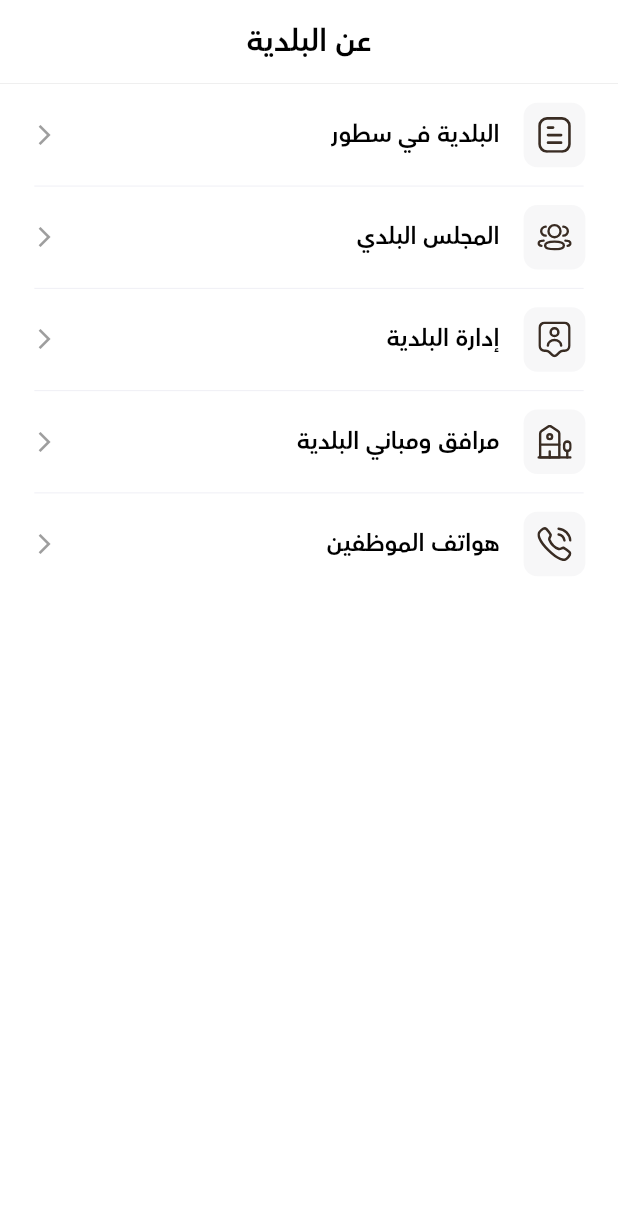
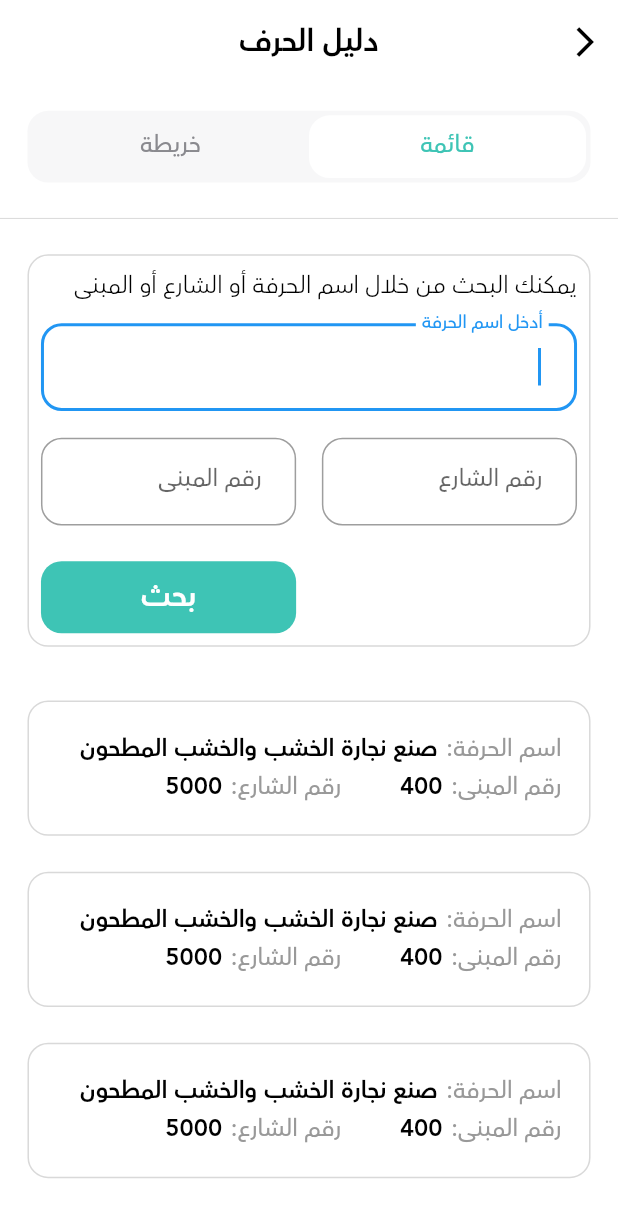
Before and after one commit to ArefkhattabGit/task1, a Flutter app: the screen it shows after launch, on a phone screen of 412 x 824 dp. Shown: the top 1217 px of the screen. Run offline on Flutter 3.47's test engine with Material 2 defaults, Android fonts, the phone set to English and light mode, and no system bars; our stand-ins replace device_preview, flutter_screenutil, flutter_svg.

Commit message:
final commit

```diff
--- a/lib/app/constant/colors.dart
+++ b/lib/app/constant/colors.dart
@@ -11,3 +11,5 @@ const dividerColor = Color(0xffEFEFF5);
 const hintColor = Color(0xff8A8A8F);
 const stackColor = Color(0xffF7F7F8);
 const whiteColor = Color(0xffFFFFFF);
+const customAppBarColor = Color(0xffF7F7F8);
+const tableColor = Color(0xff8A8A8F);
--- a/lib/app/constant/text_app_helper.dart
+++ b/lib/app/constant/text_app_helper.dart
@@ -9,4 +9,9 @@ class TextAppHelper {
   static const txt_municipal_administration = 'إدارة البلدية';
   static const txt_municipal_facilities = 'مرافق ومباني البلدية';
   static const txt_staff_phones = 'هواتف الموظفين';
+  static const txt_character_guide = 'دليل الحرف';
+  static const txt_you_can_search =
+      'يمكنك البحث من خلال اسم الحرفة أو الشارع أو المبنى';
+
+  static const txt_my_bill = 'فاتورتي';
 }
--- /dev/null
+++ b/lib/app/screens/character _guide_screen.dart
@@ -0,0 +1,328 @@
+// ignore_for_file: sized_box_for_whitespace
+
+import 'package:flutter/material.dart';
+import 'package:flutter_application_task/app/constant/font_helper.dart';
+import 'package:flutter_application_task/app/constant/text_app_helper.dart';
+import 'package:flutter_screenutil/flutter_screenutil.dart';
+
+import '../constant/colors.dart';
+
+class CharacterGuideScreen extends StatefulWidget {
+  const CharacterGuideScreen({Key? key}) : super(key: key);
+
+  @override
+  State<CharacterGuideScreen> createState() => _CharacterGuideScreenState();
+}
+
+class _CharacterGuideScreenState extends State<CharacterGuideScreen>
+    with TickerProviderStateMixin {
+  late TabController controller;
+
+  final searchNameController = TextEditingController();
+  final searchStreetController = TextEditingController();
+  final searchNumberController = TextEditingController();
+
+  var key = GlobalKey<FormState>();
+  @override
+  void initState() {
+    controller = TabController(length: 2, vsync: this);
+
+    super.initState();
+  }
+
+  @override
+  void dispose() {
+    controller.dispose();
+    super.dispose();
+  }
+
+  @override
+  Widget build(BuildContext context) {
+    return Directionality(
+      textDirection: TextDirection.rtl,
+      child: DefaultTabController(
+        length: 2,
+        child: Scaffold(
+          appBar: AppBar(
+              shape: const Border(bottom: BorderSide.none),
+              elevation: 0.0,
+              leading: GestureDetector(
+                onTap: () => null,
+                child: const Icon(
+                  Icons.arrow_back_ios,
+                  color: blackColor,
+                ),
+              ),
+              title: const Text(TextAppHelper.txt_character_guide)),
+          body: SingleChildScrollView(
+            child: Column(
+              crossAxisAlignment: CrossAxisAlignment.start,
+              children: [
+                Padding(
+                  padding:
+                      EdgeInsetsDirectional.fromSTEB(16.w, 15.h, 16.w, 10.h),
+                  child: Container(
+                    height: 40.h,
+                    width: double.infinity,
+                    decoration: BoxDecoration(
+                      color: customAppBarColor,
+                      borderRadius: BorderRadius.circular(12.r),
+                    ),
+                    child: Container(
+                      padding: const EdgeInsets.all(3),
+                      child: TabBar(
+                        indicator: BoxDecoration(
+                          color: whiteColor,
+                          borderRadius: BorderRadius.circular(12.r),
+                        ),
+                        controller: controller,
+                        tabs: const [
+                          Tab(
+                            text: "قائمة",
+                          ),
+                          Tab(
+                            text: "خريطة",
+                          ),
+                        ],
+                      ),
+                    ),
+                  ),
+                ),
+                SizedBox(height: 10.h),
+                Divider(
+                  color: borderColor,
+                  height: 0.1.h,
+                ),
+                SizedBox(height: 20.h),
+                Padding(
+                  padding: EdgeInsets.symmetric(horizontal: 16.w),
+                  child: Container(
+                    width: double.infinity,
+                    decoration: BoxDecoration(
+                        borderRadius: BorderRadius.circular(12.r),
+                        border: Border.all(color: borderColor)),
+                    child: Padding(
+                      padding: const EdgeInsets.all(8.0),
+                      child: Column(
+                        crossAxisAlignment: CrossAxisAlignment.start,
+                        children: [
+                          Text(TextAppHelper.txt_you_can_search,
+                              style: FontsAppHelper().avenirArabicBookFont()),
+
+                          SizedBox(
+                            height: 10.h,
+                          ),
+                          //أدخل اسم الحرفة
+                          Form(
+                            key: key,
+                            child: Column(
+                              mainAxisAlignment: MainAxisAlignment.start,
+                              crossAxisAlignment: CrossAxisAlignment.start,
+                              children: [
+                                _buildCustomTextFormField(
+                                    autofocus: true,
+                                    controller: searchNameController,
+                                    hint: 'أدخل اسم الحرفة',
+                                    type: TextInputType.name,
+                                    validator: (value) {
+                                      if (value!.isEmpty) {
+                                        return "*هذا الحقل مطلوب ";
+                                      }
+                                      return null;
+                                    }),
+                                Padding(
+                                  padding:
+                                      EdgeInsets.only(top: 15.h, bottom: 20.h),
+                                  child: Row(
+                                    crossAxisAlignment:
+                                        CrossAxisAlignment.start,
+                                    children: [
+                                      Expanded(
+                                        child: _buildCustomTextFormField(
+                                            controller: searchStreetController,
+                                            hint: 'رقم الشارع',
+                                            type: TextInputType.number,
+                                            validator: (value) {
+                                              if (value!.isEmpty) {
+                                                return null;
+                                              }
+                                              return null;
+                                            }),
+                                      ),
+                                      SizedBox(
+                                        width: 15.w,
+                                      ),
+                                      Expanded(
+                                        child: _buildCustomTextFormField(
+                                          controller: searchNumberController,
+                                          hint: 'رقم المبنى',
+                                          type: TextInputType.number,
+                                          validator: (value) {
+                                            if (value!.isEmpty) {
+                                              return null;
+                                            }
+                                            return null;
+                                          },
+                                        ),
+                                      ),
+                                    ],
+                                  ),
+                                ),
+                              ],
+                            ),
+                          ),
+
+                          Row(children: [
+                            Expanded(child: Container()),
+                            SizedBox(
+                              width: 15.w,
+                            ),
+                            Expanded(
+                              child: Container(
+                                width: double.infinity,
+                                decoration: BoxDecoration(
+                                    borderRadius: BorderRadius.circular(12.r),
+                                    color: blueColor),
+                                child: Padding(
+                                  padding:
+                                      EdgeInsets.symmetric(horizontal: 30.w),
+                                  child: TextButton(
+                                    onPressed: () {
+                                      if (key.currentState!.validate()) {
+                                        print('u can start search');
+                                      } else {
+                                        print('u cant start search');
+                                      }
+                                    },
+                                    child: Text("بحث",
+                                        style: FontsAppHelper()
+                                            .avenirArabicHeavyFont(
+                                                size: 18, color: whiteColor)),
+                                  ),
+                                ),
+                              ),
+                            ),
+                          ]),
+                        ],
+                      ),
+                    ),
+                  ),
+                ),
+                SizedBox(
+                  height: 20.h,
+                ),
+                _buildFilterListView(
+                    title: 'صنع نجارة الخشب والخشب المطحون',
+                    buildingNumber: '400',
+                    streetNumber: '5000'),
+                _buildFilterListView(
+                    title: 'صنع نجارة الخشب والخشب المطحون',
+                    buildingNumber: '400',
+                    streetNumber: '5000'),
+                _buildFilterListView(
+                    title: 'صنع نجارة الخشب والخشب المطحون',
+                    buildingNumber: '400',
+                    streetNumber: '5000'),
+              ],
+            ),
+          ),
+        ),
+      ),
+    );
+  }
+
+  Widget _buildFilterListView(
+      {required final String title,
+      required final String buildingNumber,
+      required final String streetNumber}) {
+    return Padding(
+      padding: EdgeInsets.symmetric(horizontal: 16.w, vertical: 10.h),
+      child: Container(
+        width: double.infinity,
+        child: Padding(
+          padding: EdgeInsets.symmetric(horizontal: 16.w, vertical: 16.h),
+          child: SingleChildScrollView(
+            child: Column(
+              crossAxisAlignment: CrossAxisAlignment.start,
+              children: [
+                Row(
+                  crossAxisAlignment: CrossAxisAlignment.start,
+                  children: [
+                    Text('اسم الحرفة:',
+                        style: FontsAppHelper()
+                            .avenirArabicMediumFont(color: lightTextColor)),
+                    SizedBox(
+                      width: 5.w,
+                    ),
+                    Text(title,
+                        style: FontsAppHelper().avenirArabicHeavyFont(
+                            size: 14, color: blackColor)),
+                  ],
+                ),
+                Row(
+                  crossAxisAlignment: CrossAxisAlignment.start,
+                  children: [
+                    Text('رقم المبنى:',
+                        style: FontsAppHelper()
+                            .avenirArabicMediumFont(color: lightTextColor)),
+                    SizedBox(
+                      width: 5.w,
+                    ),
+                    Text(buildingNumber,
+                        style: FontsAppHelper().avenirArabicHeavyFont(
+                            size: 14, color: blackColor)),
+                    SizedBox(
+                      width: 34.w,
+                    ),
+                    Row(
+                      children: [
+                        Text('رقم الشارع:',
+                            style: FontsAppHelper()
+                                .avenirArabicMediumFont(color: lightTextColor)),
+                        SizedBox(
+                          width: 5.w,
+                        ),
+                        Text(streetNumber,
+                            style: FontsAppHelper().avenirArabicHeavyFont(
+                                size: 14, color: blackColor)),
+                      ],
+                    ),
+                  ],
+                ),
+              ],
+            ),
+          ),
+        ),
+        decoration: BoxDecoration(
+          border: Border.all(color: borderColor, width: 1),
+          borderRadius: BorderRadius.circular(12.r),
+        ),
+      ),
+    );
+  }
+
+  Widget _buildCustomTextFormField(
+      {required final String hint,
+      final TextEditingController? controller,
+      final String? Function(String?)? validator,
+      final TextInputType? type,
+      final Function(String)? onChanged,
+      final bool autofocus = false}) {
+    return TextFormField(
+      autofocus: autofocus,
+      controller: controller,
+      validator: validator,
+      onChanged: onChanged,
+      decoration: InputDecoration(
+        labelText: hint,
+        contentPadding: EdgeInsets.symmetric(vertical: 14.h, horizontal: 20.w),
+        border: OutlineInputBorder(
+          borderRadius: BorderRadius.circular(12.r),
+        ),
+        //fillColor: Colors.green
+      ),
+      keyboardType: type,
+      style: FontsAppHelper().avenirArabicMediumFont(),
+    );
+  }
+}
--- a/lib/main.dart
+++ b/lib/main.dart
@@ -3,7 +3,7 @@ import 'package:flutter/foundation.dart';
 import 'package:flutter/material.dart';
 import 'package:flutter/services.dart';
 import 'package:flutter_application_task/app/constant/font_helper.dart';
-import 'package:flutter_application_task/app/screens/about.dart';
+import 'package:flutter_application_task/app/screens/character%20_guide_screen.dart';
 import 'package:flutter_screenutil/flutter_screenutil.dart';
 
 import 'app/constant/colors.dart';
@@ -58,14 +58,14 @@ class MyApp extends StatelessWidget {
             labelColor: blueColor,
             labelStyle: FontsAppHelper().avenirArabicMediumFont(),
             unselectedLabelStyle: FontsAppHelper().avenirArabicMediumFont(),
-            unselectedLabelColor: const Color(
-              0xffBDBBBB,
-            ),
+            unselectedLabelColor: const Color(0xff8A8A8F
+                // 0xffBDBBBB,
+                ),
             indicator: const UnderlineTabIndicator(),
           ),
         ),
         home: const Directionality(
-          child: AboutScreen(),
+          child: CharacterGuideScreen(),
           textDirection: TextDirection.rtl,
         ),
       ),
```
Also changed, not shown: lib/app/screens/my _bill_screen.dart (added, +257 -0 lines), lib/app/screens/tabs/council _sessions.dart (+6 -6 lines), lib/app/screens/tabs/main_tab_screen/main_tab_screen.dart (+3 -7 lines).
